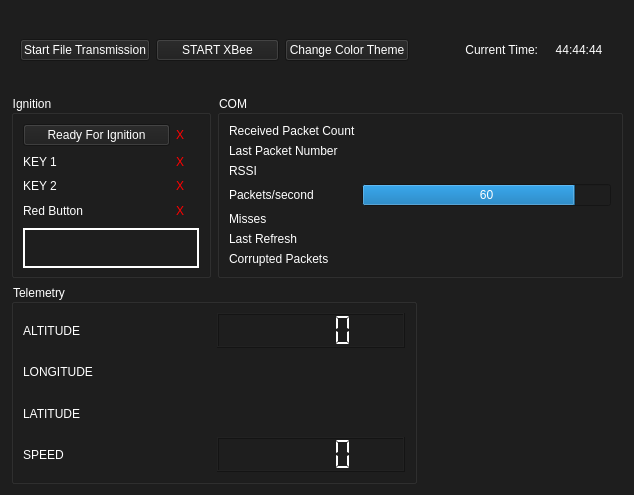
MorgesHAB/ERT2020GS, file UI/ui_file/press_alt.ui: the form before one commit.
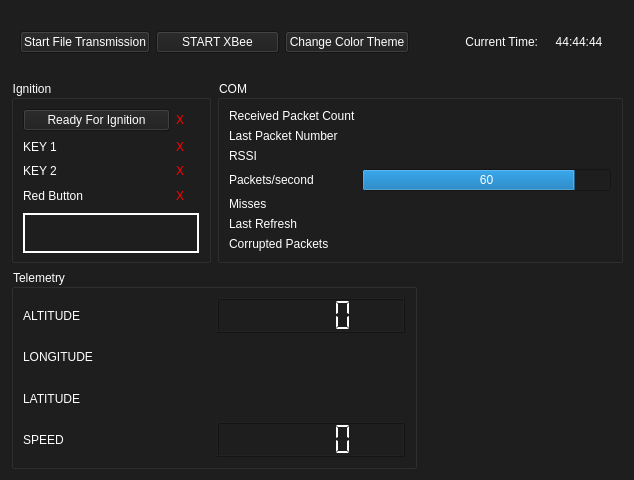
The form after the commit. Icons and pictures are not drawn.

The edit to the form file:
```diff
--- a/UI/ui_file/press_alt.ui
+++ b/UI/ui_file/press_alt.ui
@@ -7,7 +7,7 @@
     <x>0</x>
     <y>0</y>
     <width>634</width>
-    <height>495</height>
+    <height>480</height>
    </rect>
   </property>
   <property name="minimumSize">
```
Left out of the diff: 2 changed lines with no effect on the pictures.
